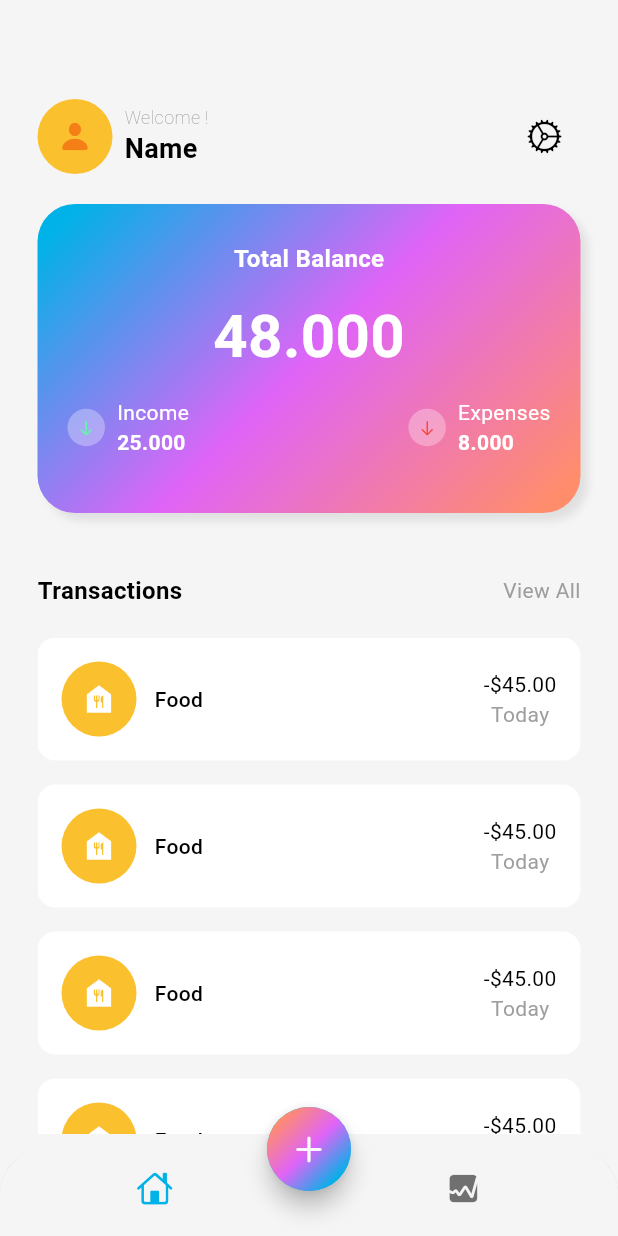
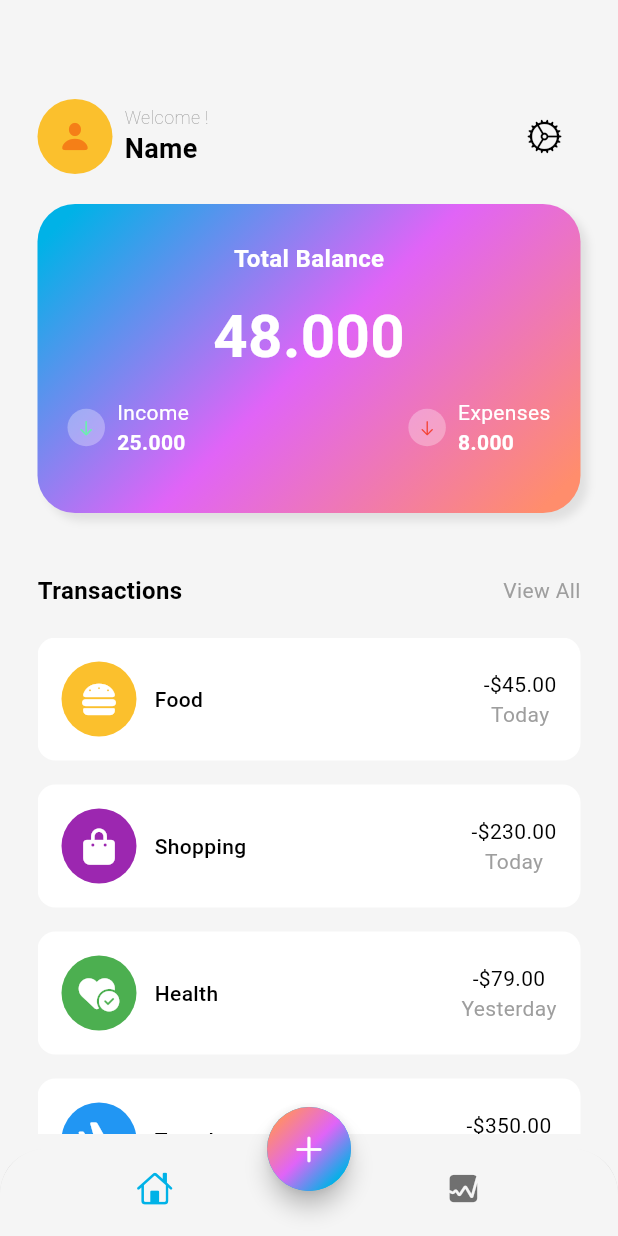
Before and after one commit to sachinsebastian1212/flutter_expense_tracker_romain_girou, a Flutter app: the screen it shows after launch, on a phone screen of 412 x 824 dp. Run offline on Flutter 3.47's test engine with Material 3 defaults, Android fonts, the light colour scheme and no system bars; our stand-ins replace font_awesome_flutter.

Commit message:
read transaction data from separate file

```diff
--- /dev/null
+++ b/lib/data/data.dart
@@ -0,0 +1,35 @@
+import 'package:flutter/material.dart';
+import 'package:font_awesome_flutter/font_awesome_flutter.dart';
+
+List<Map<String,dynamic>> transactionsData =[
+  {
+    'icon':const FaIcon(FontAwesomeIcons.burger,color: Colors.white,),
+    'color':Colors.yellow[700],
+    'name':'Food',
+    'totalAmount':'-\$45.00',
+    'date':'Today'
+  },
+  {
+    'icon':const FaIcon(FontAwesomeIcons.bagShopping,color: Colors.white),
+    'color':Colors.purple,
+    'name':'Shopping',
+    'totalAmount':'-\$230.00',
+    'date':'Today'
+  },
+   {
+    'icon':const FaIcon(FontAwesomeIcons.heartCircleCheck,color: Colors.white),
+    'color':Colors.green,
+    'name':'Health',
+    'totalAmount':'-\$79.00',
+    'date':'Yesterday'
+  },
+  {
+    'icon':const FaIcon(FontAwesomeIcons.plane,color: Colors.white),
+    'color':Colors.blue,
+    'name':'Travel',
+    'totalAmount':'-\$350.00',
+    'date':'Yesterday'
+  },
+
+
+];
--- a/lib/screens/home/views/main_screen.dart
+++ b/lib/screens/home/views/main_screen.dart
@@ -2,6 +2,7 @@ import 'dart:math';
 
 import 'package:flutter/cupertino.dart';
 import 'package:flutter/material.dart';
+import 'package:flutter_expense_tracker_romain_girou/data/data.dart';
 
 class MainScreen extends StatelessWidget {
   const MainScreen({super.key});
@@ -201,7 +202,7 @@ class MainScreen extends StatelessWidget {
           const SizedBox(height: 20),
           Expanded(
             child: ListView.builder(
-              itemCount: 6,
+              itemCount: transactionsData.length,
               itemBuilder: (context, index) {
                 return Padding(
                   padding: const EdgeInsets.only(bottom: 16.0),
@@ -221,18 +222,19 @@ class MainScreen extends StatelessWidget {
                                 width: 50,
                                 height: 50,
                                 decoration: BoxDecoration(
-                                    color: Colors.yellow[700],
+                                    color:transactionsData[index]['color'],
                                     shape: BoxShape.circle),
                               ),
-                              Icon(
-                                Icons.food_bank,
-                                color: Colors.white,
-                              )
+                              transactionsData[index]['icon']
+                              // const Icon(
+                              //   Icons.food_bank,
+                              //   color: Colors.white,
+                              // )
                             ],
                           ),
                           const SizedBox(width: 12),
                           Text(
-                            'Food',
+                            transactionsData[index]['name'],
                             style: TextStyle(
                                 fontSize: 14,
                                 fontWeight: FontWeight.w500,
@@ -242,7 +244,7 @@ class MainScreen extends StatelessWidget {
                           Column(
                             children: [
                               Text(
-                                '-\$45.00',
+                                transactionsData[index]['totalAmount'],
                                 style: TextStyle(
                                     fontSize: 14,
                                     fontWeight: FontWeight.w400,
@@ -251,7 +253,7 @@ class MainScreen extends StatelessWidget {
                                         .onSurface),
                               ),
                               Text(
-                                'Today',
+                                transactionsData[index]['date'],
                                 style: TextStyle(
                                     fontSize: 14,
                                     fontWeight: FontWeight.w400,
--- a/pubspec.yaml
+++ b/pubspec.yaml
@@ -10,6 +10,7 @@ dependencies:
   flutter:
     sdk: flutter
   cupertino_icons: ^1.0.8
+  font_awesome_flutter: '>= 4.7.0'
 
 dev_dependencies:
   flutter_test:
```
Also changed, not shown: pubspec.lock.
